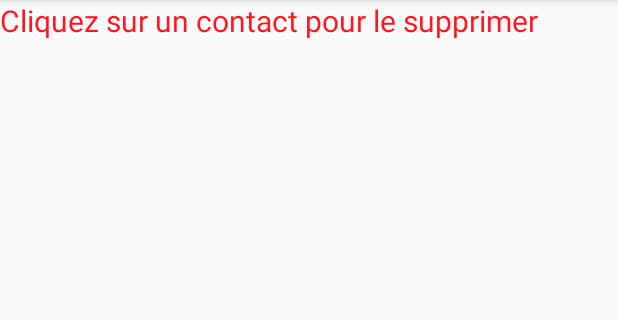
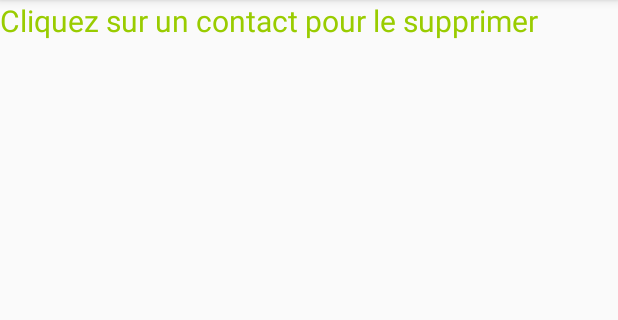
Before and after one commit to ProjetAntivirus/Anti-Virus, an Android app: the layout analyse_repertoire.xml on its own in the app's theme, with its tools: preview values and no code run, on a phone screen of 412 x 824 dp, the part 84-404 px from its top. Run offline under Robolectric (Android 15) with nearby library versions, the phone set to English and light mode, and no system bars.

```diff
--- a/app/src/main/res/layout/analyse_repertoire.xml
+++ b/app/src/main/res/layout/analyse_repertoire.xml
@@ -1,10 +1,7 @@
 <?xml version="1.0" encoding="utf-8"?>
 <LinearLayout xmlns:android="http://schemas.android.com/apk/res/android"
     android:orientation="vertical" android:layout_width="match_parent"
-    android:layout_height="match_parent"
-    android:weightSum="1">
-
-
+    android:layout_height="match_parent">
     <TextView
         android:layout_width="match_parent"
         android:layout_height="wrap_content"
@@ -13,11 +10,12 @@
         android:layout_weight="1.03"
         style="@style/AppTheme"
         android:textSize="20dp"
-        android:textColor="#ffff1621" />
+        android:textColor="#99CC00"/>
 
     <ListView
         android:layout_width="match_parent"
         android:layout_height="471dp"
-        android:id="@+id/list" />
+        android:id="@+id/list"
+        android:textColor="#99CC00"/>
 
 </LinearLayout>
```
Also changed, not shown: app/src/main/java/com/example/user/antivirus/Activity/ContactRepertory.java (+64 -27 lines).
